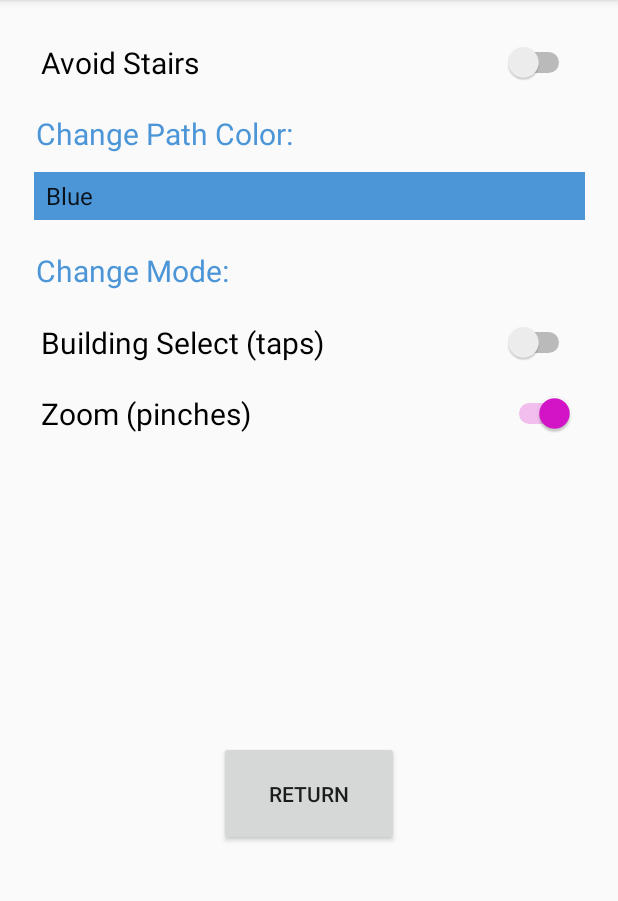
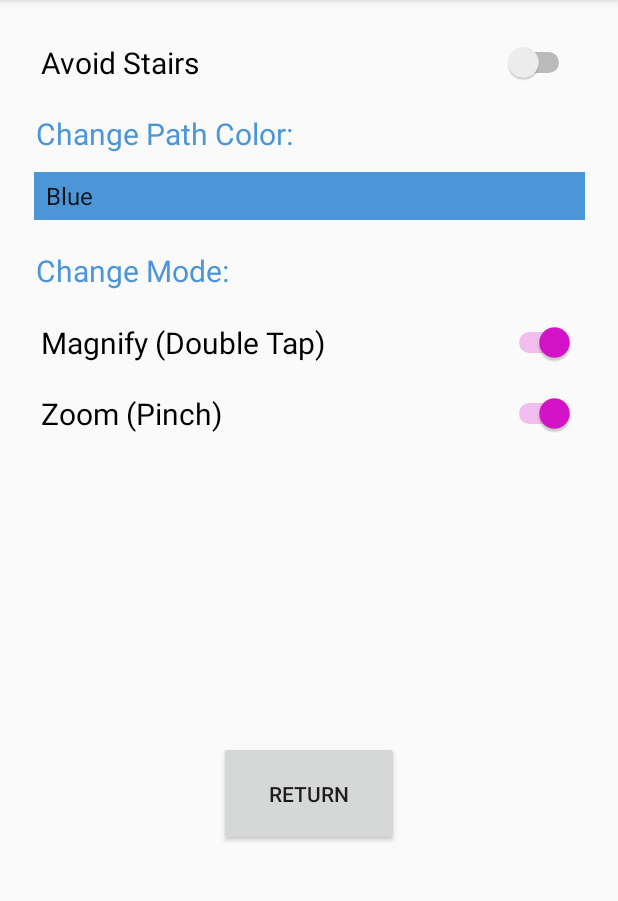
Before and after one commit to Xtreme765/Handi-Map_v2, an Android app: the SettingsActivity screen opened directly, with no data from a screen before it, on a phone screen of 412 x 824 dp, the part 84-985 px from its top. Run offline under Robolectric (Android 15) with nearby library versions, the phone set to English and light mode, and no system bars.

Commit message:
Modified Settings Strings.

```diff
--- a/app/src/main/res/layout/activity_settings.xml
+++ b/app/src/main/res/layout/activity_settings.xml
@@ -26,6 +26,7 @@
         android:layout_marginTop="20dp"
         android:text="@string/selectSetting"
         android:textSize="20sp"
+        android:checked="true"
         app:layout_constraintEnd_toEndOf="parent"
         app:layout_constraintHorizontal_bias="0.49"
         app:layout_constraintStart_toStartOf="parent"
--- a/app/src/main/res/values/strings.xml
+++ b/app/src/main/res/values/strings.xml
@@ -3,8 +3,8 @@
     <string name="title_settings_activity">Settings</string>
 
     <!-- Settings Strings -->
-    <string name="zoomSetting">Zoom (pinches)</string>
-    <string name="selectSetting">Building Select (taps)</string>
+    <string name="zoomSetting">Zoom (Pinch)</string>
+    <string name="selectSetting">Magnify (Double Tap)</string>
     <string name="slopesSetting">Avoid Steep Slopes</string>
     <string name="rampsSetting">Avoid Ramps</string>
     <string name="stairsSetting">Avoid Stairs</string>
```
